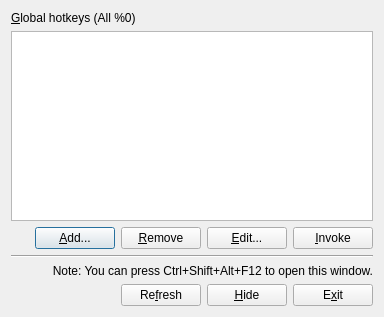
This is maindialog.ui in Aoi-hosizora/GlobalHotkeyManager as Qt 5 draws it before an edit. The edited form follows.
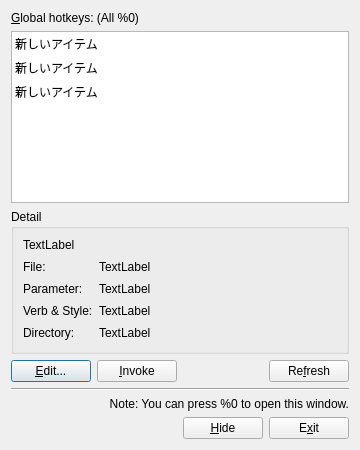
This is the edited form.

Commit message: feat(*): extract declare for utils.hpp, add readConfigFromRegistry, improve details

Diff of the .ui file:
```diff
--- a/maindialog.ui
+++ b/maindialog.ui
@@ -6,14 +6,14 @@
    <rect>
     <x>0</x>
     <y>0</y>
-    <width>384</width>
-    <height>317</height>
+    <width>360</width>
+    <height>450</height>
    </rect>
   </property>
   <property name="minimumSize">
    <size>
     <width>360</width>
-    <height>300</height>
+    <height>450</height>
    </size>
   </property>
   <property name="windowTitle">
@@ -23,7 +23,7 @@
    <item>
     <widget class="QLabel" name="lblListTitle">
      <property name="text">
-      <string>&amp;Global hotkeys (All %0)</string>
+      <string>&amp;Global hotkeys: (All %0)</string>
      </property>
      <property name="buddy">
       <cstring>lstHotkeys</cstring>
@@ -32,6 +32,13 @@
    </item>
    <item>
     <widget class="QListWidget" name="lstHotkeys">
+     <property name="styleSheet">
+      <string notr="true">QListWidget::item {
+	padding-top: 3px;
+	padding-bottom: 3px;
+}
+</string>
+     </property>
      <property name="editTriggers">
       <set>QAbstractItemView::NoEditTriggers</set>
      </property>
@@ -41,39 +48,118 @@
      <property name="horizontalScrollMode">
       <enum>QAbstractItemView::ScrollPerPixel</enum>
      </property>
+     <item>
+      <property name="text">
+       <string>新しいアイテム</string>
+      </property>
+     </item>
+     <item>
+      <property name="text">
+       <string>新しいアイテム</string>
+      </property>
+     </item>
+     <item>
+      <property name="text">
+       <string>新しいアイテム</string>
+      </property>
+     </item>
+    </widget>
+   </item>
+   <item>
+    <widget class="QGroupBox" name="grpDetails">
+     <property name="title">
+      <string>Detail</string>
+     </property>
+     <layout class="QVBoxLayout" name="verticalLayout">
+      <item>
+       <widget class="QLabel" name="lblDetailTitle">
+        <property name="text">
+         <string>TextLabel</string>
+        </property>
+       </widget>
+      </item>
+      <item>
+       <layout class="QGridLayout" name="gridLayout">
+        <property name="topMargin">
+         <number>2</number>
+        </property>
+        <property name="bottomMargin">
+         <number>2</number>
+        </property>
+        <property name="verticalSpacing">
+         <number>8</number>
+        </property>
+        <item row="1" column="1">
+         <widget class="QLabel" name="lblParam">
+          <property name="text">
+           <string>TextLabel</string>
+          </property>
+         </widget>
+        </item>
+        <item row="0" column="0">
+         <widget class="QLabel" name="lblFileKey">
+          <property name="text">
+           <string>File:</string>
+          </property>
+         </widget>
+        </item>
+        <item row="0" column="1">
+         <widget class="QLabel" name="lblFile">
+          <property name="sizePolicy">
+           <sizepolicy hsizetype="Expanding" vsizetype="Preferred">
+            <horstretch>0</horstretch>
+            <verstretch>0</verstretch>
+           </sizepolicy>
+          </property>
+          <property name="text">
+           <string>TextLabel</string>
+          </property>
+         </widget>
+        </item>
+        <item row="3" column="0">
+         <widget class="QLabel" name="lblDirKey">
+          <property name="text">
+           <string>Directory:</string>
+          </property>
+         </widget>
+        </item>
+        <item row="1" column="0">
+         <widget class="QLabel" name="lblParamKey">
+          <property name="text">
+           <string>Parameter:</string>
+          </property>
+         </widget>
+        </item>
+        <item row="3" column="1">
+         <widget class="QLabel" name="lblDir">
+          <property name="text">
+           <string>TextLabel</string>
+          </property>
+         </widget>
+        </item>
+        <item row="2" column="0">
+         <widget class="QLabel" name="lblOpStyleKey">
+          <property name="text">
+           <string>Verb &amp; Style:</string>
+          </property>
+         </widget>
+        </item>
+        <item row="2" column="1">
+         <widget class="QLabel" name="lblOpStyle">
+          <property name="text">
+           <string>TextLabel</string>
+          </property>
+         </widget>
+        </item>
+       </layout>
+      </item>
+     </layout>
     </widget>
    </item>
    <item>
     <layout class="QHBoxLayout" name="horizontalLayout_4">
      <item>
-      <spacer name="horizontalSpacer_2">
-       <property name="orientation">
-        <enum>Qt::Horizontal</enum>
-       </property>
-       <property name="sizeHint" stdset="0">
-        <size>
-         <width>40</width>
-         <height>20</height>
-        </size>
-       </property>
-      </spacer>
-     </item>
-     <item>
-      <widget class="QPushButton" name="btnAdd">
-       <property name="text">
-        <string>&amp;Add...</string>
-       </property>
-      </widget>
-     </item>
-     <item>
-      <widget class="QPushButton" name="btnRemove">
-       <property name="text">
-        <string>&amp;Remove</string>
-       </property>
-      </widget>
-     </item>
-     <item>
-      <widget class="QPushButton" name="editBtn">
+      <widget class="QPushButton" name="btnEdit">
        <property name="text">
         <string>&amp;Edit...</string>
        </property>
@@ -86,6 +172,26 @@
        </property>
       </widget>
      </item>
+     <item>
+      <spacer name="horizontalSpacer_2">
+       <property name="orientation">
+        <enum>Qt::Horizontal</enum>
+       </property>
+       <property name="sizeHint" stdset="0">
+        <size>
+         <width>40</width>
+         <height>20</height>
+        </size>
+       </property>
+      </spacer>
+     </item>
+     <item>
+      <widget class="QPushButton" name="btnRefresh">
+       <property name="text">
+        <string>Re&amp;fresh</string>
+       </property>
+      </widget>
+     </item>
     </layout>
    </item>
    <item>
@@ -98,7 +204,7 @@
    <item>
     <widget class="QLabel" name="lblHint">
      <property name="text">
-      <string>Note: You can press Ctrl+Shift+Alt+F12 to open this window.</string>
+      <string>Note: You can press %0 to open this window.</string>
      </property>
      <property name="alignment">
       <set>Qt::AlignRight|Qt::AlignTrailing|Qt::AlignVCenter</set>
@@ -120,13 +226,6 @@
        </property>
       </spacer>
      </item>
-     <item>
-      <widget class="QPushButton" name="btnRefresh">
-       <property name="text">
-        <string>Re&amp;fresh</string>
-       </property>
-      </widget>
-     </item>
      <item>
       <widget class="QPushButton" name="btnHide">
        <property name="text">
```
Left out of the diff: 4 changed lines with no effect on the pictures. The commit also changes 6 other files.
